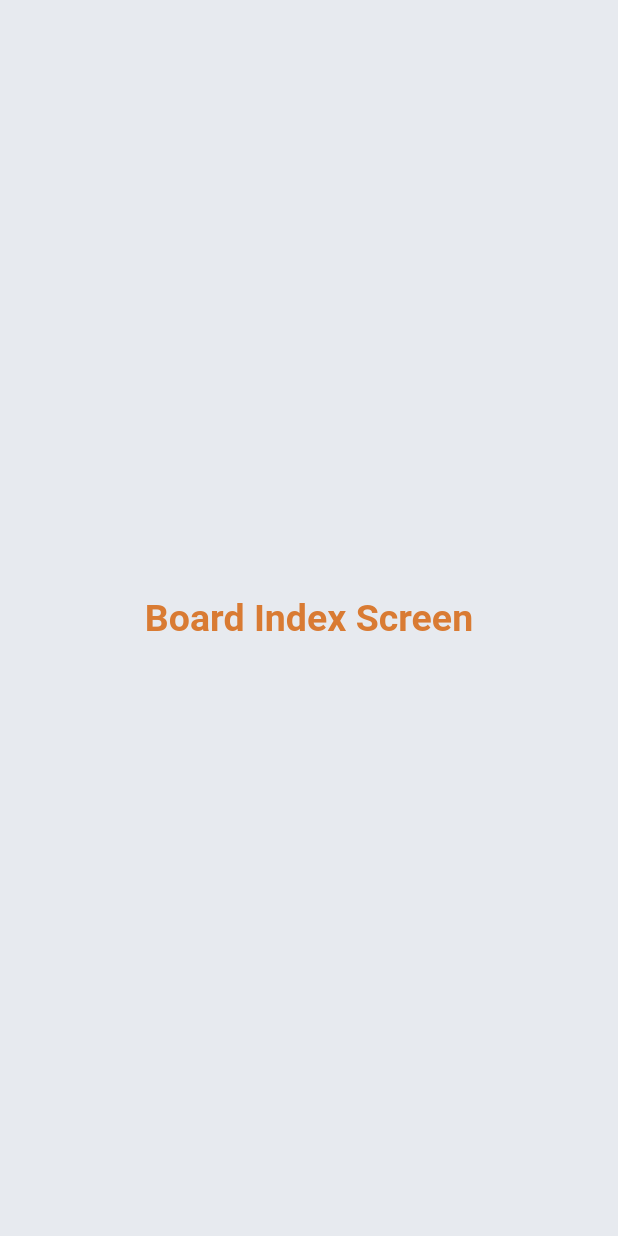
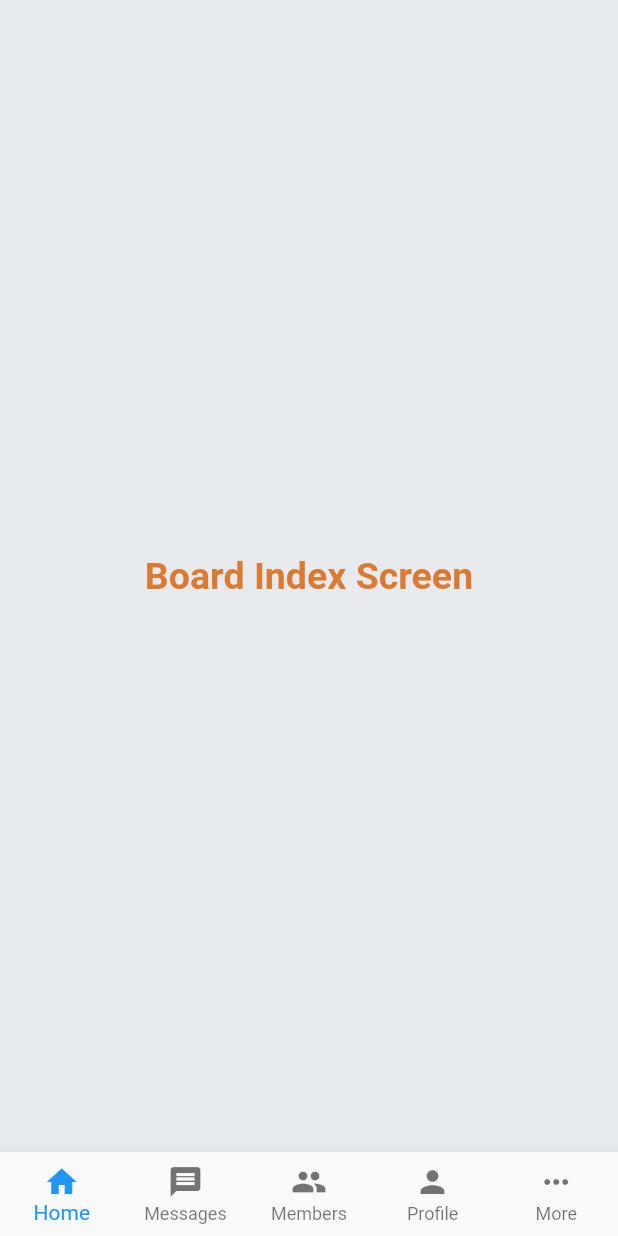
Before and after one commit to halldorr/smfmobile, a Flutter app: the BoardIndexScreen screen opened by its route, on a phone screen of 412 x 824 dp. Run offline on Flutter 3.47's test engine with Material 2 defaults, Android fonts, the phone set to English and light mode, and no system bars.

Commit message:
Add bottomnavbar component

```diff
--- /dev/null
+++ b/lib/components/bottom_nav_bar.dart
@@ -0,0 +1,56 @@
+import 'package:flutter/material.dart';
+
+class BottomNavBar extends StatefulWidget {
+
+  final int selectedIndex;
+
+  BottomNavBar({this.selectedIndex});
+
+  @override
+  _BottomNavBarState createState() => _BottomNavBarState();
+}
+
+class _BottomNavBarState extends State<BottomNavBar> {
+
+  final _pageOptions = [
+    /*SendInformationScreen.id,
+    ContactsScreen.id,
+    AppointmentsScreen.id,
+    NotificationsScreen.id,
+    MoreScreen.id,*/
+  ];
+
+  void _onItemTapped(int index) {
+    Navigator.pushNamed(context, _pageOptions[index]);
+  }
+
+  Widget build(context) {
+    return BottomNavigationBar(
+      type: BottomNavigationBarType.fixed,
+      currentIndex: widget.selectedIndex,
+      onTap: _onItemTapped,
+      items: const <BottomNavigationBarItem>[
+        BottomNavigationBarItem(
+          icon: Icon(Icons.home),
+          title: Text('Home'),
+        ),
+        BottomNavigationBarItem(
+          icon: Icon(Icons.message),
+          title: Text('Messages'),
+        ),
+        BottomNavigationBarItem(
+          icon: Icon(Icons.people),
+          title: Text('Members'),
+        ),
+        BottomNavigationBarItem(
+          icon: Icon(Icons.person),
+          title: Text('Profile'),
+        ),
+        BottomNavigationBarItem(
+          icon: Icon(Icons.more_horiz),
+          title: Text('More'),
+        ),
+      ],
+    );
+  }
+}
--- a/lib/screens/board_index_screen.dart
+++ b/lib/screens/board_index_screen.dart
@@ -1,5 +1,6 @@
 import 'package:flutter/material.dart';
 import '../constants.dart';
+import '../components/bottom_nav_bar.dart';
 
 class BoardIndexScreen extends StatefulWidget {
   static const String id = 'board_index_screen';
@@ -12,6 +13,7 @@ class _BoardIndexScreenState extends State<BoardIndexScreen> {
   @override
   Widget build(BuildContext context) {
     return Scaffold(
+      bottomNavigationBar: BottomNavBar(selectedIndex: 0),
       backgroundColor: kPrimaryColour,
       body: SafeArea(
         child: Center(
--- a/lib/screens/index_screen.dart
+++ b/lib/screens/index_screen.dart
@@ -1,5 +1,6 @@
 import 'package:flutter/material.dart';
 import '../constants.dart';
+import '../components/bottom_nav_bar.dart';
 import '../components/category_header.dart';
 import '../components/category_info.dart';
 import '../components/header.dart';
@@ -15,6 +16,7 @@ class _IndexScreenState extends State<IndexScreen> {
   @override
   Widget build(BuildContext context) {
     return Scaffold(
+      bottomNavigationBar: BottomNavBar(selectedIndex: 1),
       backgroundColor: kPrimaryColour,
       body: SafeArea(
         child: Padding(
```
